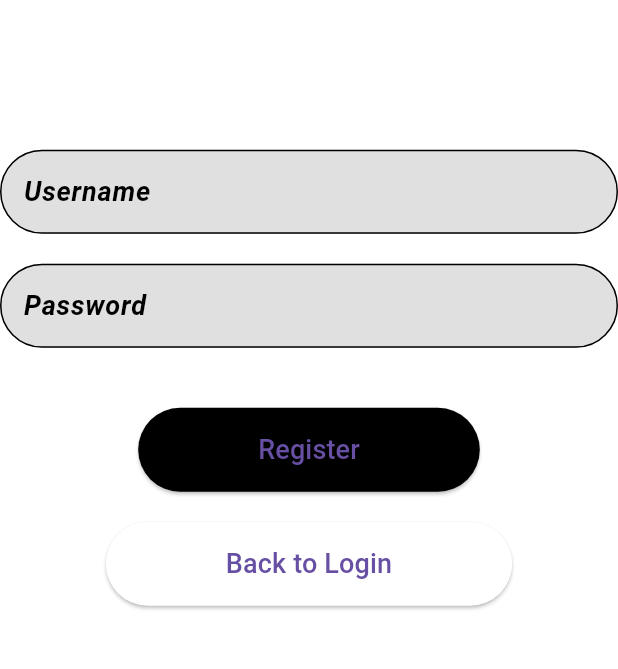
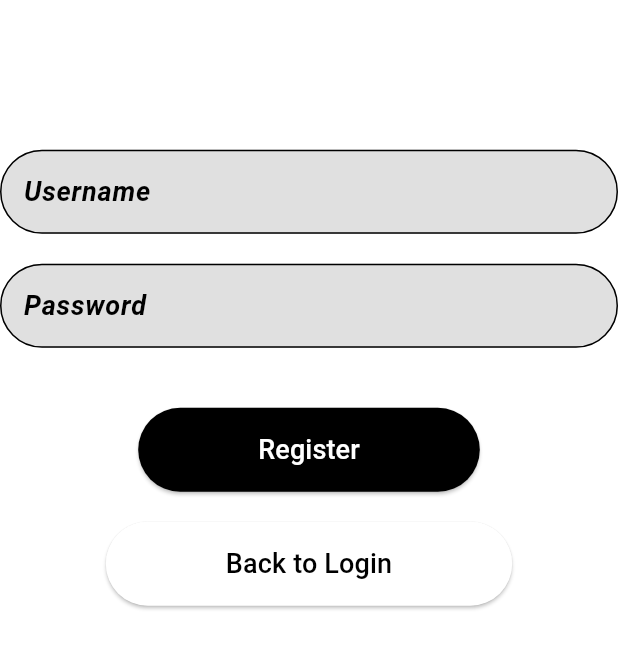
Before and after one commit to PatricReinsch/GymTrackerX, a Flutter app: the RegisterScreen screen opened directly, on a phone screen of 412 x 824 dp, the part 520-1189 px from its top. Run offline on Flutter 3.47's test engine with Material 3 defaults, Android fonts, the phone set to English and light mode, and no system bars; our stand-ins replace flutter_svg.

Commit message:
splitted custom button widget into 2 widgets (black and white)
changed colors of the buttons according to UI Mockup

linked LoginScreen, RegisterScreen and HomeScreen by adding logic to the Buttons

```diff
--- a/lib/main.dart
+++ b/lib/main.dart
@@ -1,6 +1,8 @@
 import 'package:flutter/material.dart';
 
 import 'package:gym_tracker_x/screens/login_screen.dart';
+import 'package:gym_tracker_x/screens/register_screen.dart';
+import 'package:gym_tracker_x/screens/home_screen.dart';
 
 void main() {
   runApp(const MyApp());
--- a/lib/screens/register_screen.dart
+++ b/lib/screens/register_screen.dart
@@ -1,5 +1,8 @@
 import 'package:flutter/material.dart';
 import 'package:gym_tracker_x/widgets/logo_with_name_below.dart';
+import 'package:gym_tracker_x/widgets/custom_button_black.dart';
+import 'package:gym_tracker_x/widgets/custom_button_white.dart';
+import 'package:gym_tracker_x/screens/login_screen.dart';
 
 class RegisterScreen extends StatelessWidget {
   final TextEditingController _usernameController = TextEditingController();
@@ -17,6 +20,7 @@ class RegisterScreen extends StatelessWidget {
           children: [
             LogoWithNameBelow(title: "Gym Tracker"),
             SizedBox(height: 100),
+            // Username textfield
             TextField(
               controller: _usernameController,
               textAlign: TextAlign.center,
@@ -45,7 +49,7 @@ class RegisterScreen extends StatelessWidget {
               ),
             ),
             const SizedBox(height: 20),
-            // Passwort Feld zentriert
+            // Password textfield
             TextField(
               controller: _passwordController,
               textAlign: TextAlign.center,
@@ -76,41 +80,19 @@ class RegisterScreen extends StatelessWidget {
             ),
             const SizedBox(height: 40),
             // Register Button
-            ElevatedButton(
-              onPressed: () {
-                // Register-Logik kann hier hinzugefügt werden
-              },
-              style: ElevatedButton.styleFrom(
-                backgroundColor: Colors.black,
-                padding:
-                    const EdgeInsets.symmetric(horizontal: 80, vertical: 15),
-                shape: RoundedRectangleBorder(
-                  borderRadius: BorderRadius.circular(30.0),
-                ),
-              ),
-              child: const Text(
-                'Register',
-                style: TextStyle(fontSize: 18),
-              ),
+            CustomButtonBlack(label: "Register",
+                onPressed: () {
+                }
             ),
             const SizedBox(height: 20),
-            // Untertitel
-            ElevatedButton(
-              onPressed: () {
-                // Back-to-Login-Logik kann hier hinzugefügt werden
-              },
-              style: ElevatedButton.styleFrom(
-                backgroundColor: Colors.white,
-                padding:
-                    const EdgeInsets.symmetric(horizontal: 80, vertical: 15),
-                shape: RoundedRectangleBorder(
-                  borderRadius: BorderRadius.circular(30.0),
-                ),
-              ),
-              child: const Text(
-                'Back to Login',
-                style: TextStyle(fontSize: 18),
-              ),
+            // Back to Login Button
+            CustomButtonWhite(label: "Back to Login",
+                onPressed: () {
+                  Navigator.push(
+                  context,
+                  MaterialPageRoute(builder: (context) => LoginScreen()),
+                );
+                }
             ),
           ],
         ),
--- /dev/null
+++ b/lib/widgets/custom_button_black.dart
@@ -0,0 +1,31 @@
+import 'package:flutter/material.dart';
+
+class CustomButtonBlack extends StatelessWidget {
+  final String label;
+  final VoidCallback onPressed;
+
+  const CustomButtonBlack({
+    super.key,
+    required this.label,
+    required this.onPressed,
+  });
+
+  @override
+  Widget build(BuildContext context) {
+    return ElevatedButton(
+      onPressed: onPressed,
+      style: ElevatedButton.styleFrom(
+        backgroundColor: Colors.black,
+        padding:
+        const EdgeInsets.symmetric(horizontal: 80, vertical: 15),
+        shape: RoundedRectangleBorder(
+          borderRadius: BorderRadius.circular(30.0),
+        ),
+      ),
+      child: Text(
+        label,
+        style: const TextStyle(fontSize: 18, color: Colors.white),
+      ),
+    );
+  }
+}
--- a/lib/widgets/custom_button.dart
+++ b/lib/widgets/custom_button_white.dart
@@ -1,10 +1,10 @@
 import 'package:flutter/material.dart';
 
-class CustomButton extends StatelessWidget {
+class CustomButtonWhite extends StatelessWidget {
   final String label;
   final VoidCallback onPressed;
 
-  const CustomButton({
+  const CustomButtonWhite({
     super.key,
     required this.label,
     required this.onPressed,
@@ -15,14 +15,16 @@ class CustomButton extends StatelessWidget {
     return ElevatedButton(
       onPressed: onPressed,
       style: ElevatedButton.styleFrom(
-        padding: const EdgeInsets.symmetric(vertical: 16.0),
+        backgroundColor: Colors.white,
+        padding:
+        const EdgeInsets.symmetric(horizontal: 80, vertical: 15),
         shape: RoundedRectangleBorder(
-          borderRadius: BorderRadius.circular(12.0),
+          borderRadius: BorderRadius.circular(30.0),
         ),
       ),
       child: Text(
         label,
-        style: const TextStyle(fontSize: 16),
+        style: const TextStyle(fontSize: 18, color: Colors.black),
       ),
     );
   }
```
Also changed, not shown: lib/screens/login_screen.dart (+26 -24 lines).
